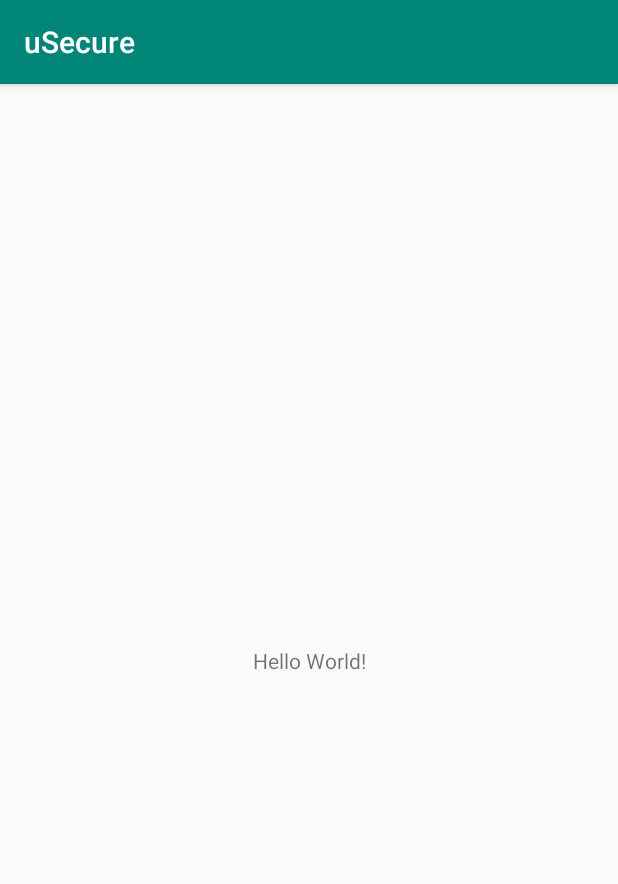
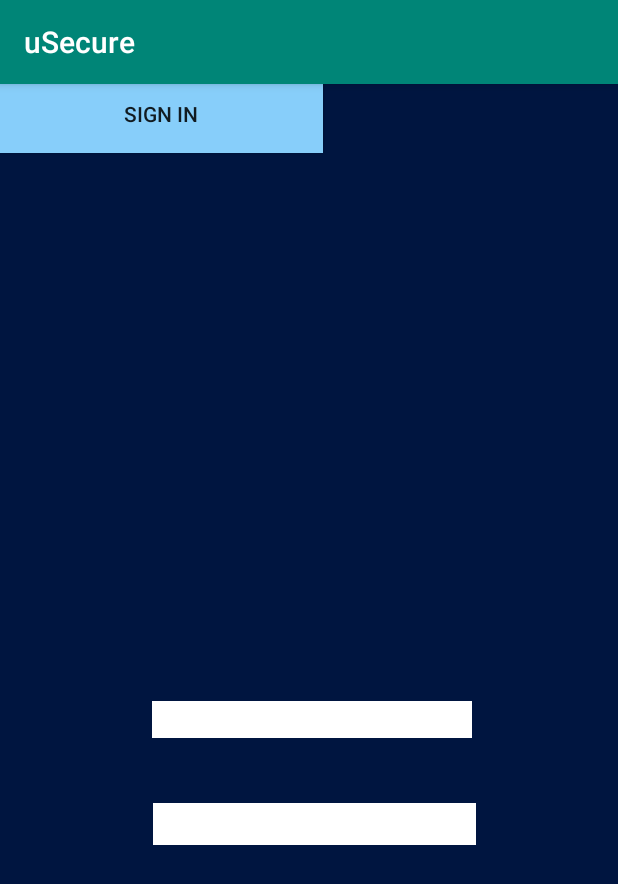
Before and after one commit to michael-mcclung/uSecure, an Android app: the screen it shows after launch (MainActivity), on a phone screen of 412 x 824 dp. Shown: the top 884 px of the screen. Run offline under Robolectric (Android 15) with nearby library versions, the phone set to English and light mode, and no system bars; our stand-ins replace Firebase (no records; nobody signed in at launch, a user with empty details on screens opened directly).

Commit message:
Updated Sign In page

```diff
--- a/app/src/main/java/com/example/usecure/MainActivity.java
+++ b/app/src/main/java/com/example/usecure/MainActivity.java
@@ -4,11 +4,28 @@ import androidx.appcompat.app.AppCompatActivity;
 
 import android.os.Bundle;
 
+import com.google.firebase.auth.FirebaseAuth;
+import com.google.firebase.auth.FirebaseUser;
+
 public class MainActivity extends AppCompatActivity {
+
+    private FirebaseAuth mAuth;
 
     @Override
     protected void onCreate(Bundle savedInstanceState) {
         super.onCreate( savedInstanceState );
         setContentView( R.layout.activity_main );
+
+        // Initialize Firebase Auth
+        mAuth = FirebaseAuth.getInstance();
+
+
+    }
+
+    @Override
+    public void onStart() {
+        super.onStart();
+        // Check if user is signed in (non-null) and update UI accordingly.
+        FirebaseUser currentUser = mAuth.getCurrentUser();
     }
 }
--- a/app/src/main/res/layout/activity_main.xml
+++ b/app/src/main/res/layout/activity_main.xml
@@ -4,15 +4,91 @@
     xmlns:tools="http://schemas.android.com/tools"
     android:layout_width="match_parent"
     android:layout_height="match_parent"
+    android:background="#001540"
     tools:context=".MainActivity">
 
-    <TextView
+    <EditText
+        android:id="@+id/usernameBtn"
         android:layout_width="wrap_content"
         android:layout_height="wrap_content"
-        android:text="Hello World!"
+        android:background="#FFFFFF"
+        android:ems="10"
+        android:inputType="textEmailAddress"
+        android:textColor="#FAFFFFFF"
+        android:textColorHighlight="#FFFFFF"
+        android:textColorHint="#FFFFFF"
+        android:textColorLink="#FFFFFF"
         app:layout_constraintBottom_toBottomOf="parent"
-        app:layout_constraintLeft_toLeftOf="parent"
-        app:layout_constraintRight_toRightOf="parent"
-        app:layout_constraintTop_toTopOf="parent" />
+        app:layout_constraintEnd_toEndOf="parent"
+        app:layout_constraintHorizontal_bias="0.51"
+        app:layout_constraintStart_toStartOf="parent"
+        app:layout_constraintTop_toTopOf="parent"
+        app:layout_constraintVertical_bias="0.553"
+        tools:ignore="MissingConstraints" />
+
+    <Button
+        android:id="@+id/createAccountBtn"
+        android:layout_width="215dp"
+        android:layout_height="46dp"
+        android:background="#87cefa"
+        android:text="Create Account"
+        tools:layout_editor_absoluteX="101dp"
+        tools:layout_editor_absoluteY="611dp" />
+
+    <Button
+        android:id="@+id/forgotpasswordBtn"
+        android:layout_width="140dp"
+        android:layout_height="28dp"
+        android:background="#00FFFFFF"
+        android:text="Forgot Password?"
+        android:textColor="#FFFFFF"
+        android:textSize="12sp"
+        tools:layout_editor_absoluteX="216dp"
+        tools:layout_editor_absoluteY="484dp" />
+
+    <Button
+        android:id="@+id/signinBtn"
+        android:layout_width="215dp"
+        android:layout_height="40dp"
+        android:background="#87cefa"
+        android:text="Sign In"
+        tools:layout_editor_absoluteX="102dp"
+        tools:layout_editor_absoluteY="535dp" />
+
+    <EditText
+        android:id="@+id/passwordBtn"
+        android:layout_width="215dp"
+        android:layout_height="28dp"
+        android:background="#FFFFFF"
+        android:ems="10"
+        android:inputType="textPassword"
+        app:layout_constraintBottom_toBottomOf="parent"
+        app:layout_constraintEnd_toEndOf="parent"
+        app:layout_constraintHorizontal_bias="0.52"
+        app:layout_constraintStart_toStartOf="parent"
+        app:layout_constraintTop_toTopOf="parent"
+        app:layout_constraintVertical_bias="0.648"
+        tools:ignore="MissingConstraints" />
+
+    <Space
+        android:layout_width="413dp"
+        android:layout_height="59dp"
+        android:background="#0000ff"
+        app:layout_constraintBottom_toTopOf="@+id/usernameBtn"
+        app:layout_constraintEnd_toEndOf="parent"
+        app:layout_constraintHorizontal_bias="1.0"
+        app:layout_constraintStart_toStartOf="parent"
+        app:layout_constraintTop_toTopOf="parent"
+        app:layout_constraintVertical_bias="0.0" />
+
+    <TextView
+        android:id="@+id/companyTopTitle"
+        android:layout_width="wrap_content"
+        android:layout_height="wrap_content"
+        android:text="uSecure"
+        android:textColor="#EF6C00"
+        android:textSize="30sp"
+        tools:layout_editor_absoluteX="16dp"
+        tools:layout_editor_absoluteY="16dp" />
 
 </androidx.constraintlayout.widget.ConstraintLayout>
```
